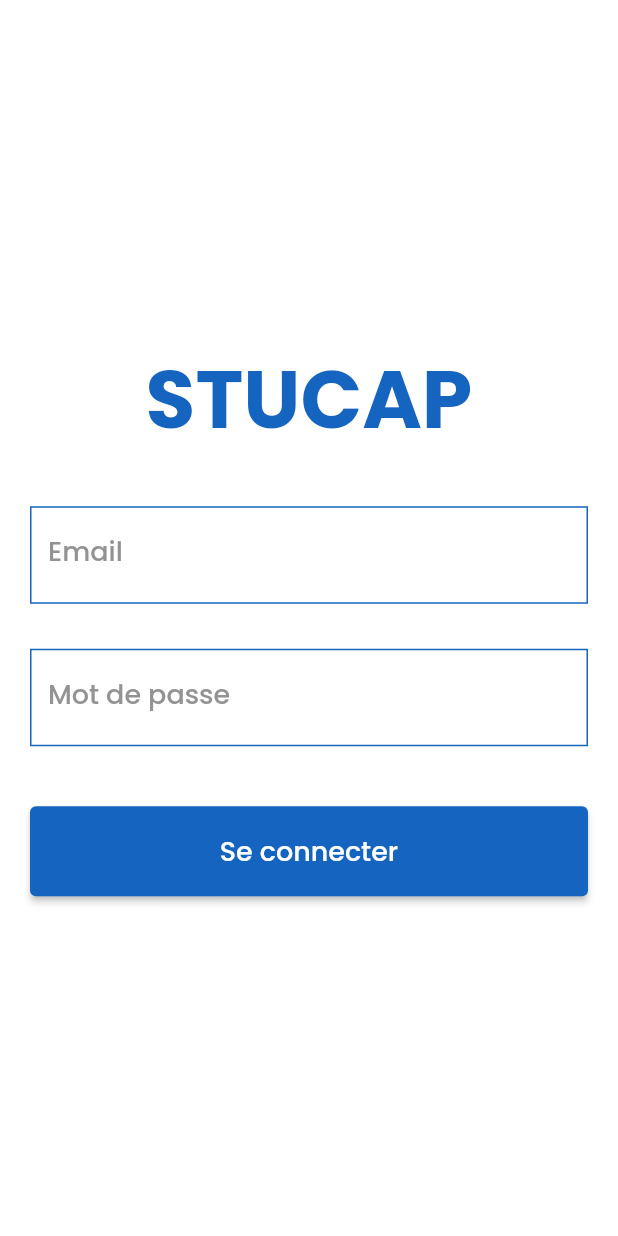
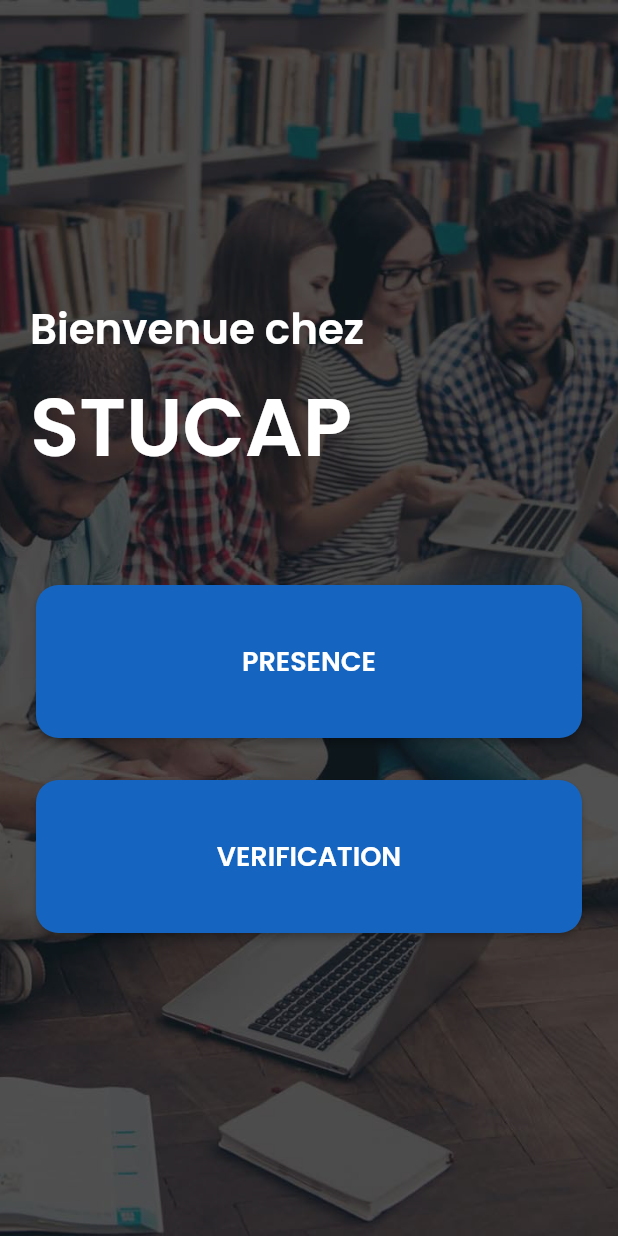
Before and after one commit to prudent-migabo/stucap, a Flutter app: the screen it shows after launch, on a phone screen of 412 x 824 dp. Run offline on Flutter 3.47's test engine with Material 2 defaults, Android fonts, the light colour scheme and no system bars.

Commit message:
feat: home screen

```diff
--- a/lib/config/app_theme.dart
+++ b/lib/config/app_theme.dart
@@ -24,6 +24,7 @@ class AppThemeData {
   static const backgroundWhite = Color.fromRGBO(255, 255, 255, 1.0);
   static const backgroundGrey = Color.fromRGBO(25, 25, 25, 1.0);
   static const cardGrey = Color.fromRGBO(15, 15, 15, 1.0);
+  static const cardBlue = Color.fromRGBO(21, 101, 192, 1.0);
   static const tooltip = Color.fromRGBO(33, 33, 33, 1.0);
 
   // Colors: Opacity
@@ -41,39 +42,6 @@ class AppThemeData {
     scaffoldBackgroundColor: secondaryColor,
     fontFamily: 'Poppins',
     iconTheme: const IconThemeData(color: iconPrimary),
-    textSelectionTheme: const TextSelectionThemeData(
-      cursorColor: primaryColor,
-      selectionColor: textCursor,
-      selectionHandleColor: textPrimary,
-    ),
-    inputDecorationTheme: const InputDecorationTheme(
-      enabledBorder: OutlineInputBorder(
-        borderRadius: BorderRadius.zero,
-          borderSide: BorderSide(color: primaryColor)
-      ),
-      focusedBorder: OutlineInputBorder(
-          borderRadius: BorderRadius.zero,
-          borderSide: BorderSide(color: primaryColor, width: 2)
-      ),
-      // labelStyle: TextStyle(
-      //     fontSize: 16.0,
-      //     fontWeight: FontWeight.w500,
-      //     color: AppThemeData.textGreyDark,
-      // ),
-      hintStyle: TextStyle(
-          fontSize: 16.0,
-          fontWeight: FontWeight.w500,
-          color: AppThemeData.textGreyDark),
-    ),
-    appBarTheme: const AppBarTheme(
-      backgroundColor: primaryColor,
-    ),
-    elevatedButtonTheme: const ElevatedButtonThemeData(
-      style: ButtonStyle(
-        backgroundColor: MaterialStatePropertyAll(buttonPrimary),
-        elevation: MaterialStatePropertyAll(2.0),
-      ),
-    ),
     textTheme: const TextTheme(
       displayLarge: TextStyle(
         fontSize: 60.0,
@@ -95,7 +63,7 @@ class AppThemeData {
           color: AppThemeData.textBlack),
       titleLarge: TextStyle(
           fontSize: 20.0,
-          fontWeight: FontWeight.w500,
+          fontWeight: FontWeight.w600,
           color: AppThemeData.textGreyDark),
       titleMedium: TextStyle(
           fontSize: 18.0,
@@ -115,5 +83,29 @@ class AppThemeData {
           color: AppThemeData.textBlack),
     ),
     colorScheme: const ColorScheme.light().copyWith(background: backgroundWhite),
+    textSelectionTheme: const TextSelectionThemeData(
+      cursorColor: primaryColor,
+      selectionColor: textCursor,
+      selectionHandleColor: textPrimary,
+    ),
+    inputDecorationTheme:  InputDecorationTheme(
+      enabledBorder: OutlineInputBorder(
+          borderRadius: BorderRadius.circular(5),
+          borderSide: BorderSide(color: primaryColor)
+      ),
+      focusedBorder: OutlineInputBorder(
+          borderRadius: BorderRadius.circular(5),
+          borderSide: BorderSide(color: primaryColor, width: 2)
+      ),
+    ),
+    appBarTheme: const AppBarTheme(
+      backgroundColor: primaryColor,
+    ),
+    elevatedButtonTheme: const ElevatedButtonThemeData(
+      style: ButtonStyle(
+        backgroundColor: MaterialStatePropertyAll(buttonPrimary),
+        elevation: MaterialStatePropertyAll(2.0),
+      ),
+    ),
   );
 }
--- a/lib/config/routes.dart
+++ b/lib/config/routes.dart
@@ -9,6 +9,8 @@ class RouteGenerator {
         return MaterialPageRoute(builder: (context) => SplashScreen());
       case LoginScreen.routeName :
         return MaterialPageRoute(builder: (context) => LoginScreen());
+      case HomeScreen.routeName :
+        return MaterialPageRoute(builder: (context) => HomeScreen());
       default:
         return errorRoute();
     }
--- a/lib/main.dart
+++ b/lib/main.dart
@@ -19,7 +19,7 @@ class MyApp extends StatelessWidget {
       title: 'Flutter Demo',
       theme: AppThemeData.lightTheme,
       onGenerateRoute: RouteGenerator.onGeneratedRoutes,
-      initialRoute: LoginScreen.routeName,
+      initialRoute: HomeScreen.routeName,
     );
   }
 }
--- a/lib/presentation/presentation.dart
+++ b/lib/presentation/presentation.dart
@@ -1,2 +1,4 @@
 export 'screens/splash_screen/splash_screen.dart';
 export 'screens/login_screen/login_screen.dart';
+export 'screens/home_screen/home_screen.dart';
+export 'widgets/custom_card.dart';
--- /dev/null
+++ b/lib/presentation/screens/home_screen/home_screen.dart
@@ -0,0 +1,71 @@
+import 'package:flutter/material.dart';
+import 'package:stucap/presentation/presentation.dart';
+
+import '../../../config/app_theme.dart';
+import '../../../static/assets.dart';
+import '../../../static/data_values.dart';
+
+class HomeScreen extends StatelessWidget {
+  static const String routeName = '/HomeScreen';
+
+  const HomeScreen({Key? key}) : super(key: key);
+
+  @override
+  Widget build(BuildContext context) {
+    return Scaffold(
+      body: Stack(
+        fit: StackFit.expand,
+        children: [
+          Image.asset(
+            Assets.studentImg,
+            fit: BoxFit.cover,
+          ),
+          Container(color: AppThemeData.backgroundBlack.withOpacity(0.7)),
+          Center(
+            child: SingleChildScrollView(
+              padding: const EdgeInsets.all(20),
+              child: Column(
+                 crossAxisAlignment: CrossAxisAlignment.start,
+                children: [
+                  Text(
+                    DataValues.homeTitle,
+                    style: TextStyle(
+                      color: AppThemeData.textWhite,
+                      fontSize: AppThemeData
+                          .lightTheme.textTheme.headlineSmall!.fontSize,
+                      fontWeight: AppThemeData
+                          .lightTheme.textTheme.titleLarge!.fontWeight,
+                    ),
+                  ),
+                  const SizedBox(height: 5,),
+                  Text(
+                    DataValues.homeDescription,
+                    style: TextStyle(
+                      color: AppThemeData.textWhite,
+                      fontSize: AppThemeData
+                          .lightTheme.textTheme.displayMedium!.fontSize,
+                      fontWeight: AppThemeData
+                          .lightTheme.textTheme.titleLarge!.fontWeight,
+                    ),
+                  ),
+                  const SizedBox(
+                    height: 60,
+                  ),
+                  CustomCard(
+                    cardTitle: DataValues.homeCardTitle1,
+                    isOnBlackBackground: true,
+                  ),
+                  const SizedBox(height: 20,),
+                  CustomCard(
+                    cardTitle: DataValues.homeCardTitle2,
+                    isOnBlackBackground: true,
+                  ),
+                ],
+              ),
+            ),
+          )
+        ],
+      ),
+    );
+  }
+}
--- a/lib/presentation/screens/login_screen/login_screen.dart
+++ b/lib/presentation/screens/login_screen/login_screen.dart
@@ -1,10 +1,12 @@
 import 'package:flutter/material.dart';
 import 'package:stucap/config/app_theme.dart';
+import 'package:stucap/utils/utils.dart';
 
 import '../../../static/data_values.dart';
 
 class LoginScreen extends StatelessWidget {
   static const String routeName = '/LoginScreen';
+
   const LoginScreen({Key? key}) : super(key: key);
 
   @override
@@ -16,45 +18,62 @@ class LoginScreen extends StatelessWidget {
           child: Column(
             crossAxisAlignment: CrossAxisAlignment.stretch,
             children: [
-              Text(DataValues.loginTitle, style: TextStyle(
+              Text(
+                DataValues.loginTitle,
+                style: TextStyle(
                   color: AppThemeData.primaryColor,
-                fontSize: AppThemeData.lightTheme.textTheme.displayMedium!.fontSize,
-                fontWeight: AppThemeData.lightTheme.textTheme.displaySmall!.fontWeight,
-              ),
-                textAlign: TextAlign.center,
-              ),
-              const SizedBox(height: 30,),
-              TextFormField(
-                decoration: const InputDecoration(
-                  hintText: DataValues.emailHintAndLabel,
-                  labelText: DataValues.emailHintAndLabel,
-                  labelStyle: TextStyle(
-                    fontWeight: FontWeight.w500,
-                    color: AppThemeData.textGreyDark,
+                  fontSize:
+                      AppThemeData.lightTheme.textTheme.displayMedium!.fontSize,
+                  fontWeight: AppThemeData
+                      .lightTheme.textTheme.displaySmall!.fontWeight,
                 ),
               ),
+              const SizedBox(
+                height: 20,
               ),
-              const SizedBox(height: 30,),
-              TextFormField(
-                decoration: const InputDecoration(
-                  hintText: DataValues.passwordHintAndLabel,
-                  labelText: DataValues.passwordHintAndLabel,
-                  labelStyle: TextStyle(
-                    fontWeight: FontWeight.w500,
-                    color: AppThemeData.textGreyDark,
+              Text(
+                DataValues.loginDescription,
+                style: TextStyle(
+                  color: AppThemeData.primaryColor,
+                  fontSize:
+                      AppThemeData.lightTheme.textTheme.titleLarge!.fontSize,
+                  fontWeight: AppThemeData
+                      .lightTheme.textTheme.displaySmall!.fontWeight,
                 ),
               ),
+              const SizedBox(
+                height: 45,
               ),
-              const SizedBox(height: 40,),
+              TextFormField(
+                decoration: loginTextFieldsDecoration(
+                    hintText: DataValues.emailHintAndLabel,
+                    labelText: DataValues.emailHintAndLabel),
+              ),
+              const SizedBox(
+                height: 30,
+              ),
+              TextFormField(
+                decoration: loginTextFieldsDecoration(
+                    hintText: DataValues.passwordHintAndLabel,
+                    labelText: DataValues.passwordHintAndLabel),
+              ),
+              const SizedBox(
+                height: 40,
+              ),
               SizedBox(
                   height: 60,
-                  child: ElevatedButton(onPressed: (){}, child: Text(
+                  child: ElevatedButton(
+                    onPressed: () {},
+                    child: Text(
                       DataValues.loginElevatedButtonTitle,
                       style: TextStyle(
-                      fontSize: AppThemeData.lightTheme.textTheme.titleMedium!.fontSize,
-                      fontWeight: AppThemeData.lightTheme.textTheme.titleMedium!.fontWeight,
+                        fontSize: AppThemeData
+                            .lightTheme.textTheme.titleMedium!.fontSize,
+                        fontWeight: AppThemeData
+                            .lightTheme.textTheme.titleMedium!.fontWeight,
                       ),
-                  ),)),
+                    ),
+                  )),
             ],
           ),
         ),
--- /dev/null
+++ b/lib/presentation/widgets/custom_card.dart
@@ -0,0 +1,36 @@
+import 'package:flutter/material.dart';
+
+import '../../config/app_theme.dart';
+
+class CustomCard extends StatelessWidget {
+   CustomCard({Key? key, required this.cardTitle, required this.isOnBlackBackground}) : super(key: key);
+
+  String cardTitle;
+  bool isOnBlackBackground;
+  @override
+  Widget build(BuildContext context) {
+    return SizedBox(
+      height: isOnBlackBackground ? 110 : 180,
+      width: double.infinity,
+      child: Card(
+        elevation: 2,
+        color: AppThemeData.cardBlue,
+        shape: RoundedRectangleBorder(
+          borderRadius: BorderRadius.circular(15),
+        ),
+        child: Center(
+          child: Text(
+            cardTitle,
+            style: TextStyle(
+              color: isOnBlackBackground ? AppThemeData.textWhite : AppThemeData.textBlack,
+              fontSize: AppThemeData
+                  .lightTheme.textTheme.titleMedium!.fontSize,
+              fontWeight: AppThemeData
+                  .lightTheme.textTheme.titleLarge!.fontWeight,
+            ),
+          ),
+        ),
+      ),
+    );
+  }
+}
--- /dev/null
+++ b/lib/static/assets.dart
@@ -0,0 +1,3 @@
+class Assets {
+  static const String studentImg = "assets/images/student.jpg";
+}
--- a/lib/static/data_values.dart
+++ b/lib/static/data_values.dart
@@ -1,4 +1,6 @@
 class DataValues {
+  // APPLICATION
+  static const String appTitle = 'STUCAP';
 
   // SPLASH
   static const String splashTitle = 'STUCAP';
@@ -6,7 +8,14 @@ class DataValues {
 
   // LOGIN
   static const String loginTitle = 'STUCAP';
+  static const String loginDescription = 'Connectez-vous.';
   static const String emailHintAndLabel = 'Email';
   static const String passwordHintAndLabel = 'Mot de passe';
   static const String loginElevatedButtonTitle = 'Se connecter';
+
+  // HOME
+  static const String homeTitle = 'Bienvenue chez';
+  static const String homeDescription = 'STUCAP';
+  static const String homeCardTitle1 = 'PRESENCE';
+  static const String homeCardTitle2 = 'VERIFICATION';
 }
--- /dev/null
+++ b/lib/utils/login_textFields_decoration.dart
@@ -0,0 +1,19 @@
+import 'package:flutter/material.dart';
+
+import '../config/app_theme.dart';
+
+
+InputDecoration loginTextFieldsDecoration ({required String hintText, required String labelText}){
+    return InputDecoration(
+      hintText: hintText,
+      labelText: labelText,
+      labelStyle: const TextStyle(
+      fontWeight: FontWeight.w500,
+      color: AppThemeData.textGreyDark,
+    ),
+      hintStyle: const TextStyle(
+        fontWeight: FontWeight.w500,
+        color: AppThemeData.textGreyDark,
+      ),
+    );
+  }
--- a/lib/utils/utils.dart
+++ b/lib/utils/utils.dart
@@ -0,0 +1 @@
+export 'login_textFields_decoration.dart';
```
Also changed, not shown: assets/images/student.jpg (added), lib/presentation/screens/home_screen/components/components.dart (added). Lines whose indentation alone changed are shown as unchanged.
